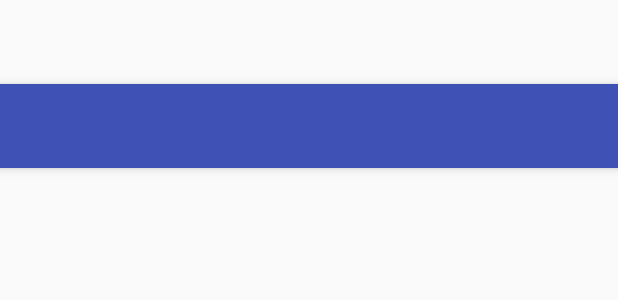
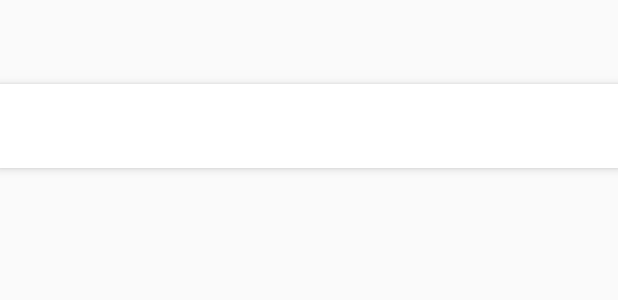
Before and after one commit to rivancic/aluna, an Android app: the layout about_us_activity.xml on its own in the app's theme, with its tools: preview values and no code run, on a phone screen of 412 x 824 dp. Shown: the top 300 px of the screen. Run offline under Robolectric (Android 15) with nearby library versions, the phone set to English and light mode, and no system bars.

Commit message:
Refactor AboutUsActivity

```diff
--- a/Aluna/app/src/main/res/layout/about_us_content.xml
+++ b/Aluna/app/src/main/res/layout/about_us_content.xml
@@ -11,7 +11,8 @@
 
     <ImageView
         android:id="@+id/about_us_iv"
-        android:scaleType="fitXY"
+        android:adjustViewBounds="true"
+
         android:layout_width="match_parent"
         android:layout_height="wrap_content"/>
 </ScrollView>
--- a/Aluna/app/src/main/res/values/colors.xml
+++ b/Aluna/app/src/main/res/values/colors.xml
@@ -1,6 +1,7 @@
 <?xml version="1.0" encoding="utf-8"?>
 <resources>
     <color name="colorPrimary">#3F51B5</color>
+    <color name="white">#ffffff</color>
     <color name="colorPrimaryDark">#303F9F</color>
     <color name="colorAccent">#FF4081</color>
 </resources>
--- a/Aluna/app/src/main/res/values/styles.xml
+++ b/Aluna/app/src/main/res/values/styles.xml
@@ -3,9 +3,10 @@
     <!-- Base application theme. -->
     <style name="AppTheme" parent="Theme.AppCompat.Light.DarkActionBar">
         <!-- Customize your theme here. -->
-        <item name="colorPrimary">@color/colorPrimary</item>
-        <item name="colorPrimaryDark">@color/colorPrimaryDark</item>
-        <item name="colorAccent">@color/colorAccent</item>
+        <item name="colorPrimary">@color/white</item>
+        <item name="colorPrimaryDark">@android:color/black</item>
+        <item name="colorAccent">@android:color/black</item>
+
     </style>
 
     <style name="AppTheme.NoActionBar">
@@ -13,8 +14,12 @@
         <item name="windowNoTitle">true</item>
     </style>
 
-    <style name="AppTheme.AppBarOverlay" parent="ThemeOverlay.AppCompat.Dark.ActionBar"/>
 
-    <style name="AppTheme.PopupOverlay" parent="ThemeOverlay.AppCompat.Light"/>
+    <style name="AppTheme.AppBarOverlay" parent="ThemeOverlay.AppCompat.Light">
+        <!-- Parent theme sets colorControlNormal to textColorPrimary. -->
+        </style>
+
+    <style name="AppTheme.PopupOverlay" parent="ThemeOverlay.AppCompat.Light">
+        </style>
 
 </resources>
```
Also changed, not shown: Aluna/app/src/main/java/com/rivancic/aluna/activities/AboutUsActivity.java (+6 -11 lines).
